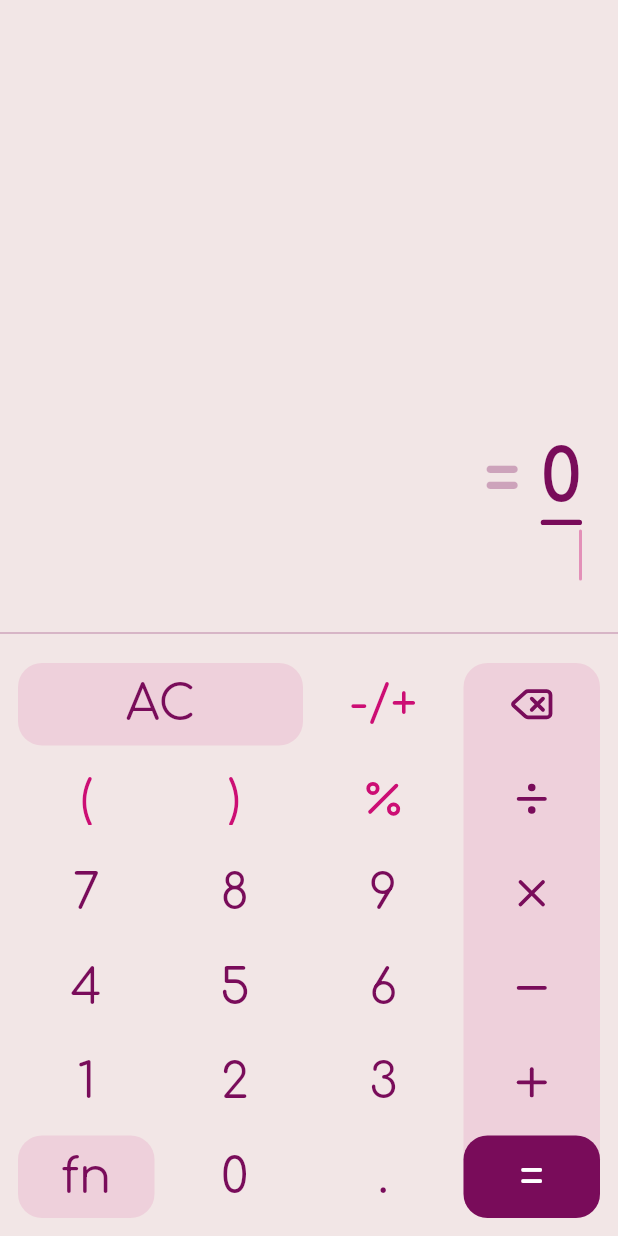
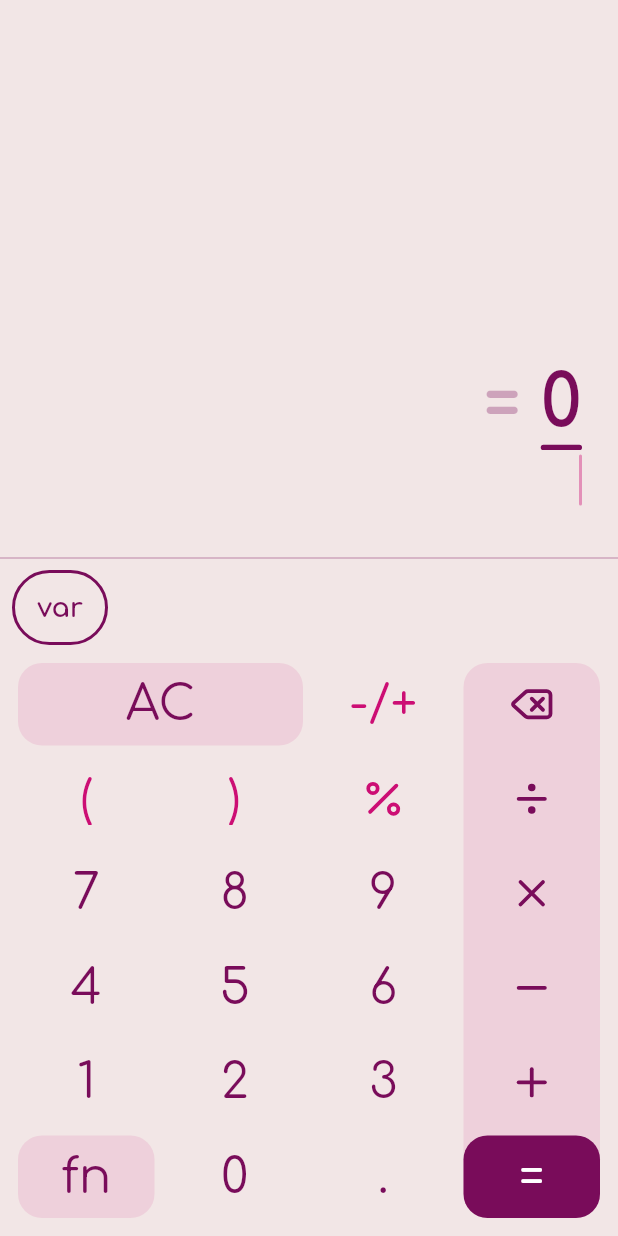
Before and after one commit to jarbisme/purple_beetle, a Flutter app: the screen it shows after launch, on a phone screen of 412 x 824 dp. Run offline on Flutter 3.47's test engine with Material 3 defaults, Android fonts, the phone set to English and light mode, and no system bars; our stand-ins replace equatable, flutter_bloc, get_it, google_fonts, lucide_icons_flutter, math_expressions.

Commit message:
Create Variable Bar and initial Variables Feature structure

```diff
--- a/lib/features/calculator/presentation/pages/calculator_screen.dart
+++ b/lib/features/calculator/presentation/pages/calculator_screen.dart
@@ -1,6 +1,7 @@
 import 'package:flutter/material.dart';
 import 'package:purple_beetle/features/calculator/presentation/widgets/calculator_display.dart';
 import 'package:purple_beetle/features/calculator/presentation/widgets/keypad.dart';
+import 'package:purple_beetle/features/variables/presentation/widgets/variables_bar.dart';
 
 class CalculatorScreen extends StatelessWidget {
   const CalculatorScreen({super.key});
@@ -9,7 +10,7 @@ class CalculatorScreen extends StatelessWidget {
   Widget build(BuildContext context) {
     return Scaffold(
       // appBar: AppBar(title: const Text('Calculation Screen')),
-      body: Column(children: [CalculatorDisplay(), Divider(), Keypad()]),
+      body: Column(children: [CalculatorDisplay(), Divider(), VariablesBar(), Keypad()]),
     );
   }
 }
--- /dev/null
+++ b/lib/features/variables/domain/entities/variable.dart
@@ -0,0 +1,10 @@
+import 'dart:ui';
+
+class Variable {
+  final String id;
+  final String name;
+  final double value;
+  final Color color;
+
+  Variable({required this.id, required this.name, required this.value, required this.color});
+}
--- /dev/null
+++ b/lib/features/variables/presentation/bloc/variables_bloc.dart
@@ -0,0 +1,31 @@
+import 'package:flutter_bloc/flutter_bloc.dart';
+import 'package:purple_beetle/features/variables/domain/entities/variable.dart';
+import 'package:purple_beetle/features/variables/presentation/bloc/variables_event.dart';
+import 'package:purple_beetle/features/variables/presentation/bloc/variables_state.dart';
+import 'package:uuid/uuid.dart';
+
+class VariablesBloc extends Bloc<VariablesEvent, VariablesState> {
+  VariablesBloc() : super(VariablesState()) {
+    on<LoadVariables>((event, emit) {
+      // Handle loading variables logic here
+      emit(VariablesState(variables: []));
+    });
+    on<SelectVariable>((event, emit) {
+      // Handle selecting a variable logic here
+      emit(state.copyWith(selectedVariable: event.variable));
+    });
+    on<CreateVariable>((event, emit) {
+      // Handle creating a variable logic here
+      final newVariable = Variable(id: uniqueKey(), name: event.name, value: event.value, color: event.color);
+
+      // Handle adding a variable logic here
+      emit(state.copyWith(variables: List.from(state.variables)..add(newVariable)));
+    });
+  }
+
+  String uniqueKey() {
+    // Create a unique key UUID generator
+    var uuid = Uuid();
+    return uuid.v4();
+  }
+}
--- /dev/null
+++ b/lib/features/variables/presentation/bloc/variables_event.dart
@@ -0,0 +1,44 @@
+import 'package:flutter/widgets.dart';
+import 'package:purple_beetle/features/variables/domain/entities/variable.dart';
+
+@immutable
+abstract class VariablesEvent {
+  const VariablesEvent();
+
+  List<Object> get props => [];
+}
+
+/// Event to load all variables. This could be triggered when the screen loads.
+class LoadVariables extends VariablesEvent {}
+
+/// Event to create a new variable with a name, value, and color.
+class CreateVariable extends VariablesEvent {
+  final String name;
+  final double value;
+  final Color color;
+
+  const CreateVariable({required this.name, required this.value, required this.color});
+
+  @override
+  List<Object> get props => [name, value, color];
+}
+
+/// Event to select a variable for editing or using its value.
+class SelectVariable extends VariablesEvent {
+  final Variable variable;
+
+  const SelectVariable(this.variable);
+
+  @override
+  List<Object> get props => [variable];
+}
+
+/// Event to delete a variable by its identifier.
+class DeleteVariable extends VariablesEvent {
+  final String variableId;
+
+  const DeleteVariable(this.variableId);
+
+  @override
+  List<Object> get props => [variableId];
+}
--- /dev/null
+++ b/lib/features/variables/presentation/bloc/variables_state.dart
@@ -0,0 +1,21 @@
+import 'package:equatable/equatable.dart';
+import 'package:purple_beetle/features/variables/domain/entities/variable.dart';
+
+class VariablesState extends Equatable {
+  const VariablesState({this.variables = const [], this.selectedVariable, this.error});
+
+  final List<Variable> variables;
+  final Variable? selectedVariable;
+  final String? error;
+
+  VariablesState copyWith({List<Variable>? variables, Variable? selectedVariable, String? error}) {
+    return VariablesState(
+      variables: variables ?? this.variables,
+      selectedVariable: selectedVariable ?? this.selectedVariable,
+      error: error ?? this.error,
+    );
+  }
+
+  @override
+  List<Object> get props => [variables, selectedVariable ?? '', error ?? ''];
+}
--- /dev/null
+++ b/lib/features/variables/presentation/widgets/add_variable_button.dart
@@ -0,0 +1,47 @@
+import 'package:flutter/material.dart';
+import 'package:flutter_bloc/flutter_bloc.dart';
+import 'package:purple_beetle/features/variables/presentation/bloc/variables_bloc.dart';
+import 'package:purple_beetle/features/variables/presentation/bloc/variables_event.dart';
+
+/// The static button to add a new variable, shown as the first item in the VariablesBar.
+class AddVariableButton extends StatelessWidget {
+  const AddVariableButton({super.key});
+
+  @override
+  Widget build(BuildContext context) {
+    final theme = Theme.of(context);
+
+    return Padding(
+      padding: EdgeInsets.symmetric(horizontal: 8.0),
+      child: SizedBox(
+        // height: 50,
+        child: TextButton(
+          onPressed: () {
+            // showModalBottomSheet(
+            //   context: context,
+            //   builder: (_) {
+            //     return Container(height: 600, padding: EdgeInsets.all(16.0));
+            //   },
+            // );
+            context.read<VariablesBloc>().add(CreateVariable(name: 'New Variable', value: 0, color: Colors.blue));
+          },
+          style: TextButton.styleFrom(
+            backgroundColor: Colors.transparent,
+
+            padding: EdgeInsets.symmetric(horizontal: 16.0),
+            shape: RoundedRectangleBorder(
+              side: BorderSide(color: theme.colorScheme.primary, width: 2),
+              borderRadius: BorderRadius.circular(30),
+            ),
+          ),
+          child: Text(
+            'var',
+            style: theme.textButtonTheme.style?.textStyle
+                ?.resolve({})
+                ?.copyWith(fontSize: 18, fontWeight: FontWeight.bold),
+          ),
+        ),
+      ),
+    );
+  }
+}
--- /dev/null
+++ b/lib/features/variables/presentation/widgets/variables_bar.dart
@@ -0,0 +1,37 @@
+import 'package:flutter/material.dart';
+import 'package:flutter_bloc/flutter_bloc.dart';
+import 'package:purple_beetle/features/variables/presentation/bloc/variables_bloc.dart';
+import 'package:purple_beetle/features/variables/presentation/bloc/variables_state.dart';
+import 'package:purple_beetle/features/variables/presentation/widgets/add_variable_button.dart';
+import 'package:purple_beetle/features/variables/presentation/widgets/variable_button.dart';
+
+/// A horizontal bar displaying variable buttons and an add variable button.
+/// Allows users to access and manage their variables.
+class VariablesBar extends StatelessWidget {
+  const VariablesBar({super.key});
+
+  @override
+  Widget build(BuildContext context) {
+    return BlocBuilder<VariablesBloc, VariablesState>(
+      builder: (context, state) {
+        return SizedBox(
+          height: 50,
+          child: ListView.builder(
+            itemBuilder: (context, index) {
+              // First item is the add variable button
+              if (index == 0) {
+                return AddVariableButton();
+              }
+
+              // Subsequent items are variable buttons
+              final variable = state.variables[index - 1];
+              return VariableButton(variable: variable);
+            },
+            scrollDirection: Axis.horizontal,
+            itemCount: state.variables.length + 1,
+          ),
+        );
+      },
+    );
+  }
+}
--- a/lib/injection_container.dart
+++ b/lib/injection_container.dart
@@ -2,6 +2,7 @@ import 'package:get_it/get_it.dart';
 import 'package:purple_beetle/features/calculator/domain/usecases/add_token.dart';
 import 'package:purple_beetle/features/calculator/domain/usecases/evaluate_expression.dart';
 import 'package:purple_beetle/features/calculator/presentation/bloc/calculator_bloc.dart';
+import 'package:purple_beetle/features/variables/presentation/bloc/variables_bloc.dart';
 
 final sl = GetIt.instance;
 
@@ -14,4 +15,5 @@ void setupInjectionContainer() {
   sl.registerFactory<CalculatorBloc>(
     () => CalculatorBloc(addToken: sl<AddToken>(), evaluateExpression: sl<EvaluateExpression>()),
   );
+  sl.registerFactory<VariablesBloc>(() => VariablesBloc());
 }
--- a/lib/main.dart
+++ b/lib/main.dart
@@ -3,6 +3,7 @@ import 'package:flutter_bloc/flutter_bloc.dart';
 import 'package:purple_beetle/core/theme/theme_util.dart';
 import 'package:purple_beetle/features/calculator/presentation/bloc/calculator_bloc.dart';
 import 'package:purple_beetle/features/calculator/presentation/pages/calculator_screen.dart';
+import 'package:purple_beetle/features/variables/presentation/bloc/variables_bloc.dart';
 import 'package:purple_beetle/injection_container.dart';
 
 void main() {
@@ -23,7 +24,10 @@ class MyApp extends StatelessWidget {
       darkTheme: AppTheme.darkTheme,
       themeMode: ThemeMode.system,
       home: MultiBlocProvider(
-        providers: [BlocProvider(create: (context) => sl<CalculatorBloc>())],
+        providers: [
+          BlocProvider(create: (context) => sl<CalculatorBloc>()),
+          BlocProvider(create: (context) => sl<VariablesBloc>()),
+        ],
         child: const CalculatorScreen(),
       ),
     );
```
Also changed, not shown: lib/features/variables/presentation/widgets/variable_button.dart (added, +38 -0 lines), pubspec.yaml (+6 -13 lines), pubspec.lock.
